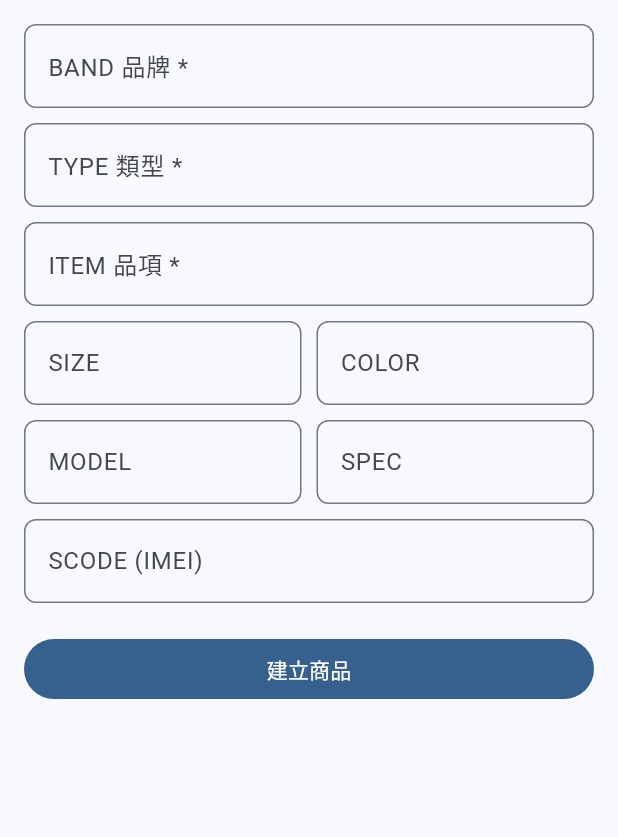
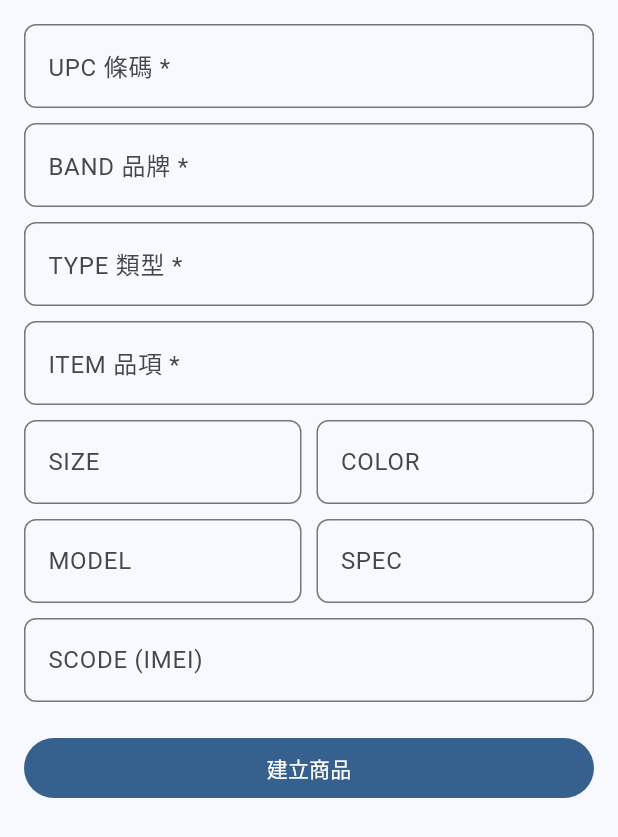
Before and after one commit to FatK888/warehouse-app, a Flutter app: the ProductForm widget shown alone on an empty page, opened directly, on a phone screen of 412 x 824 dp. Shown: the top 837 px of the screen. Run offline on Flutter 3.47's test engine with Material 3 defaults, Android fonts, the phone set to English and light mode, and no system bars; our stand-ins replace sqflite; accounts and stored records are empty.

Commit message:
feat: 加入 UPC 欄位 — 商品資料改為 UPC/BAND/TYPE/ITEM/SIZE/COLOR/MODEL/SPEC/SCODE 九欄位

```diff
--- a/lib/db/database.dart
+++ b/lib/db/database.dart
@@ -37,6 +37,7 @@ class AppDatabase {
     await db.execute('''
       CREATE TABLE products (
         id         INTEGER PRIMARY KEY AUTOINCREMENT,
+        upc        TEXT NOT NULL,
         band       TEXT NOT NULL,
         type       TEXT NOT NULL,
         item       TEXT NOT NULL,
@@ -46,7 +47,7 @@ class AppDatabase {
         spec       TEXT,
         scode      TEXT,
         created_at TEXT NOT NULL DEFAULT (datetime('now','localtime')),
-        UNIQUE(band, type, item, size, color, model, spec)
+        UNIQUE(upc, band, type, item, size, color, model, spec)
       )
     ''');
 
--- a/lib/db/queries.dart
+++ b/lib/db/queries.dart
@@ -43,6 +43,15 @@ class Queries {
         size: p.size, color: p.color, model: p.model, spec: p.spec);
   }
 
+  static Future<Product?> findProductByUpc(String upc) async {
+    final db = _db;
+    if (db == null) return null;
+    final results = await db.query('products',
+      where: 'upc = ?', whereArgs: [upc], limit: 1);
+    if (results.isEmpty) return null;
+    return Product.fromMap(results.first);
+  }
+
   static Future<Product?> findProductByScode(String scode) async {
     final db = _db;
     if (db == null) return null;
@@ -57,8 +66,8 @@ class Queries {
     if (db == null) return [];
     final like = '%$query%';
     final results = await db.query('products',
-      where: 'band LIKE ? OR type LIKE ? OR item LIKE ? OR scode LIKE ?',
-      whereArgs: [like, like, like, like],
+      where: 'upc LIKE ? OR band LIKE ? OR type LIKE ? OR item LIKE ? OR scode LIKE ?',
+      whereArgs: [like, like, like, like, like],
       orderBy: 'created_at DESC', limit: 50);
     return results.map(Product.fromMap).toList();
   }
--- a/lib/features/check/check_screen.dart
+++ b/lib/features/check/check_screen.dart
@@ -34,8 +34,9 @@ class _CheckScreenState extends State<CheckScreen> {
       return;
     }
 
-    // 商品查詢 — 先 SCODE 精準，再文字搜索
-    Product? product = await Queries.findProductByScode(code);
+    // 商品查詢 — 先 UPC → SCODE → 文字搜索
+    Product? product = await Queries.findProductByUpc(code);
+    if (product == null) product = await Queries.findProductByScode(code);
 
     if (product == null) {
       final products = await Queries.searchProducts(code);
--- a/lib/features/inbound/inbound_screen.dart
+++ b/lib/features/inbound/inbound_screen.dart
@@ -24,8 +24,9 @@ class _InboundScreenState extends State<InboundScreen> {
   bool _showBatch = false;
 
   Future<void> _onScanned(String barcode) async {
-    // 先用 SCODE 精準查，搵唔到先文字搜索
-    Product? product = await Queries.findProductByScode(barcode);
+    // 先 UPC 精準查 → SCODE → 文字搜索
+    Product? product = await Queries.findProductByUpc(barcode);
+    if (product == null) product = await Queries.findProductByScode(barcode);
 
     if (product == null) {
       final products = await Queries.searchProducts(barcode);
--- a/lib/features/outbound/outbound_screen.dart
+++ b/lib/features/outbound/outbound_screen.dart
@@ -38,10 +38,10 @@ class _OutboundScreenState extends State<OutboundScreen> {
   }
 
   Future<void> _onScanned(String barcode) async {
-    // 先用 SCODE 精準查
-    Product? product = await Queries.findProductByScode(barcode);
+    // 先 UPC → SCODE → 文字搜索
+    Product? product = await Queries.findProductByUpc(barcode);
+    if (product == null) product = await Queries.findProductByScode(barcode);
 
-    // 搵唔到就文字搜索
     if (product == null) {
       final products = await Queries.searchProducts(barcode);
       if (products.isNotEmpty) product = products.first;
--- a/lib/models/product.dart
+++ b/lib/models/product.dart
@@ -1,5 +1,6 @@
 class Product {
   final int? id;
+  final String upc;
   final String band;
   final String type;
   final String item;
@@ -12,6 +13,7 @@ class Product {
 
   const Product({
     this.id,
+    required this.upc,
     required this.band,
     required this.type,
     required this.item,
@@ -36,6 +38,7 @@ class Product {
 
   Product copyWith({
     int? id,
+    String? upc,
     String? band,
     String? type,
     String? item,
@@ -43,6 +46,7 @@ class Product {
     String? color,
     String? model,
     String? spec,
+    String? scode,
     String? createdAt,
     bool clearSize = false,
     bool clearColor = false,
@@ -52,6 +56,7 @@ class Product {
   }) {
     return Product(
       id: id ?? this.id,
+      upc: upc ?? this.upc,
       band: band ?? this.band,
       type: type ?? this.type,
       item: item ?? this.item,
@@ -67,6 +72,7 @@ class Product {
   Map<String, dynamic> toMap() {
     return {
       if (id != null) 'id': id,
+      'upc': upc,
       'band': band,
       'type': type,
       'item': item,
@@ -77,7 +83,7 @@ class Product {
       'scode': scode,
       'created_at': createdAt ?? (() {
         final now = DateTime.now();
-        return '${now.year}-${now.month.toString().padLeft(2, '0')}-${now.day.toString().padLeft(2, '0')} ${now.hour.toString().padLeft(2, '0')}:${now.minute.toString().padLeft(2, '0')}:${now.second.toString().padLeft(2, '0')}';
+        return '${now.year}-${now.month.toString().padLeft(2,'0')}-${now.day.toString().padLeft(2,'0')} ${now.hour.toString().padLeft(2,'0')}:${now.minute.toString().padLeft(2,'0')}:${now.second.toString().padLeft(2,'0')}';
       })(),
     };
   }
@@ -85,6 +91,7 @@ class Product {
   factory Product.fromMap(Map<String, dynamic> map) {
     return Product(
       id: map['id'] as int?,
+      upc: map['upc'] as String,
       band: map['band'] as String,
       type: map['type'] as String,
       item: map['item'] as String,
--- a/lib/widgets/product_card.dart
+++ b/lib/widgets/product_card.dart
@@ -28,6 +28,8 @@ class ProductCard extends StatelessWidget {
             Text(product.displayName,
                 style: const TextStyle(fontSize: 16, fontWeight: FontWeight.bold)),
             const SizedBox(height: 4),
+            _buildField('UPC', product.upc),
+            const SizedBox(height: 2),
             Row(
               children: [
                 _buildField('BAND', product.band),
--- a/lib/widgets/product_form.dart
+++ b/lib/widgets/product_form.dart
@@ -1,7 +1,6 @@
 import 'package:flutter/material.dart';
 import 'package:warehouse/models/product.dart';
 
-/// 建立商品表單，支援預填 SCODE。
 class ProductForm extends StatefulWidget {
   final String? prefillBarcode;
 
@@ -13,6 +12,7 @@ class ProductForm extends StatefulWidget {
 
 class _ProductFormState extends State<ProductForm> {
   final _formKey = GlobalKey<FormState>();
+  late final TextEditingController _upcCtrl;
   late final TextEditingController _bandCtrl;
   late final TextEditingController _typeCtrl;
   late final TextEditingController _itemCtrl;
@@ -25,6 +25,7 @@ class _ProductFormState extends State<ProductForm> {
   @override
   void initState() {
     super.initState();
+    _upcCtrl = TextEditingController(text: widget.prefillBarcode ?? '');
     _bandCtrl = TextEditingController();
     _typeCtrl = TextEditingController();
     _itemCtrl = TextEditingController();
@@ -32,11 +33,12 @@ class _ProductFormState extends State<ProductForm> {
     _colorCtrl = TextEditingController();
     _modelCtrl = TextEditingController();
     _specCtrl = TextEditingController();
-    _scodeCtrl = TextEditingController(text: widget.prefillBarcode ?? '');
+    _scodeCtrl = TextEditingController();
   }
 
   @override
   void dispose() {
+    _upcCtrl.dispose();
     _bandCtrl.dispose();
     _typeCtrl.dispose();
     _itemCtrl.dispose();
@@ -51,6 +53,7 @@ class _ProductFormState extends State<ProductForm> {
   Product? _submit() {
     if (!_formKey.currentState!.validate()) return null;
     return Product(
+      upc: _upcCtrl.text.trim(),
       band: _bandCtrl.text.trim(),
       type: _typeCtrl.text.trim(),
       item: _itemCtrl.text.trim(),
@@ -70,6 +73,8 @@ class _ProductFormState extends State<ProductForm> {
         padding: const EdgeInsets.all(16),
         child: Column(
           children: [
+            _buildRequiredField('UPC 條碼', _upcCtrl, '4901234567890'),
+            const SizedBox(height: 10),
             _buildRequiredField('BAND 品牌', _bandCtrl, 'Apple'),
             const SizedBox(height: 10),
             _buildRequiredField('TYPE 類型', _typeCtrl, 'iPhone'),
```
Also changed, not shown: 4 other files.
